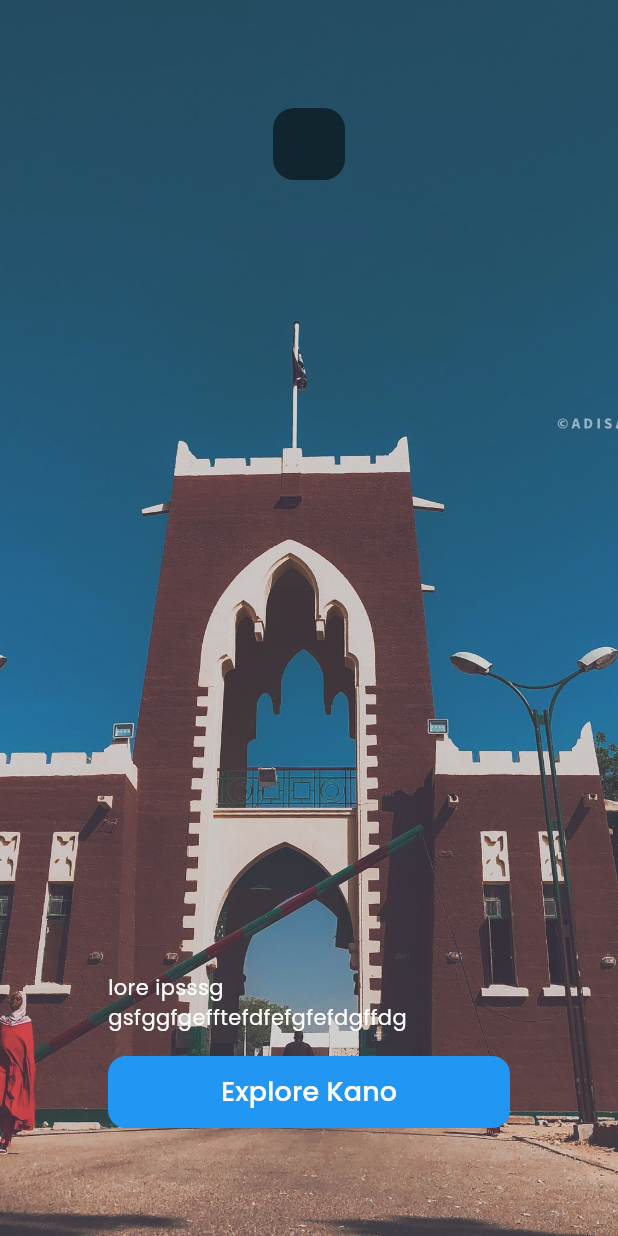
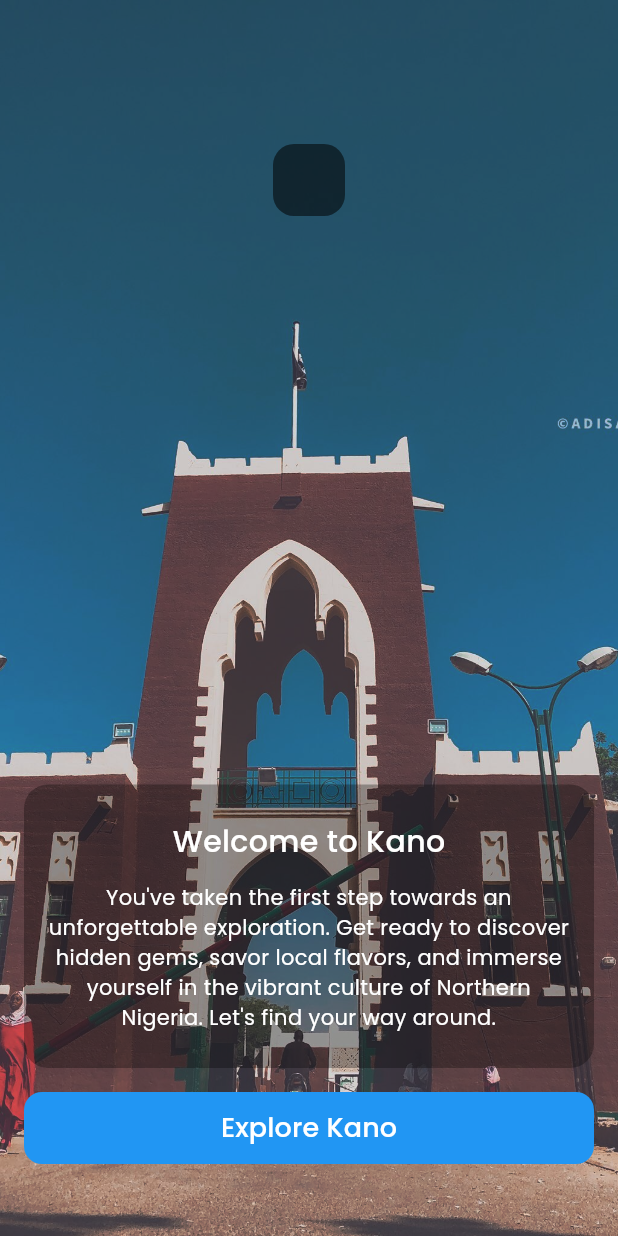
Before and after one commit to mukt-SPEC/kano_city_guide, a Flutter app: the screen it shows after launch, on a phone screen of 412 x 824 dp. Run offline on Flutter 3.47's test engine with Material 3 defaults, Android fonts, the phone set to English and light mode, and no system bars; our stand-ins replace shared_preferences.

```diff
--- a/lib/main.dart
+++ b/lib/main.dart
@@ -5,6 +5,7 @@ import 'package:kano_city_guide/screen/onboarding.dart';
 import 'package:kano_city_guide/service/onboarding_setting.dart';
 
 void main() async {
+  WidgetsFlutterBinding.ensureInitialized();
   await OnboardingSetting.init();
   runApp(const MyApp());
 }
--- a/lib/screen/onboarding.dart
+++ b/lib/screen/onboarding.dart
@@ -27,7 +27,7 @@ class OnboardingScreen extends StatelessWidget {
         ),
         child: Center(
           child: Padding(
-            padding: const EdgeInsets.all(72.0),
+            padding: const EdgeInsets.fromLTRB(16, 96, 16, 48),
             child: Column(
               mainAxisAlignment: MainAxisAlignment.spaceBetween,
               children: [
@@ -40,11 +40,35 @@ class OnboardingScreen extends StatelessWidget {
                 ),
                 Column(
                   children: [
-                    Text(
-                      'lore ipsssg gsfggfgefftefdfefgfefdgffdg',
-                      style: kTextStyle(
-                        14,
-                        color: const Color(0xffffffff),
+                    Container(
+                      padding: const EdgeInsets.fromLTRB(16, 24, 16, 24),
+                      decoration: BoxDecoration(
+                        borderRadius: BorderRadius.circular(16),
+                        color: const Color(0xff000000).withOpacity(0.3),
+                      ),
+                      child: Column(
+                        children: [
+                          Text(
+                            'Welcome to Kano',
+                            style: kTextStyle(
+                              20,
+                              textWeight: TextWeight.semiBold,
+                              color: const Color(0xffffffff),
+                            ),
+                          ),
+                          const SizedBox(
+                            height: 12,
+                          ),
+                          Text(
+                            'You\'ve taken the first step towards an unforgettable exploration. Get ready to discover hidden gems, savor local flavors, and immerse yourself in the vibrant culture of Northern Nigeria. Let\'s find your way around. ',
+                            style: kTextStyle(
+                              14,
+                              textWeight: TextWeight.normal,
+                              color: const Color(0xffffffff),
+                            ),
+                            textAlign: TextAlign.center,
+                          ),
+                        ],
                       ),
                     ),
                     const SizedBox(
@@ -61,8 +85,8 @@ class OnboardingScreen extends StatelessWidget {
                             borderRadius: BorderRadius.circular(12),
                           ),
                         ),
-                        onPressed: () async{
-                          await OnboardingSetting.passOnboardingScreen();
+                        onPressed: () async {
+                          //await OnboardingSetting.passOnboardingScreen();
                           Navigator.push(
                             context,
                             MaterialPageRoute(
```
Also changed, not shown: 3 other files.
